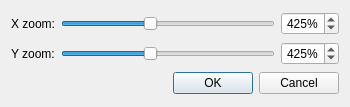
Qt form plugins/any_zoom/zoom_dialog.ui (Kolcha/DigitalClock4) before a commit.
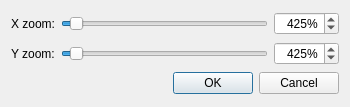
The same form after that commit.

Commit message: changed zoom limits for 'any_zoom' plugin

```diff
--- a/plugins/any_zoom/zoom_dialog.ui
+++ b/plugins/any_zoom/zoom_dialog.ui
@@ -24,10 +24,10 @@
    <item row="0" column="1">
     <widget class="QSlider" name="x_zoom_slider">
      <property name="minimum">
-      <number>25</number>
+      <number>9</number>
      </property>
      <property name="maximum">
-      <number>999</number>
+      <number>9999</number>
      </property>
      <property name="value">
       <number>425</number>
@@ -46,10 +46,10 @@
       <string notr="true">%</string>
      </property>
      <property name="minimum">
-      <number>25</number>
+      <number>9</number>
      </property>
      <property name="maximum">
-      <number>999</number>
+      <number>9999</number>
      </property>
      <property name="value">
       <number>425</number>
@@ -66,10 +66,10 @@
    <item row="1" column="1">
     <widget class="QSlider" name="y_zoom_slider">
      <property name="minimum">
-      <number>25</number>
+      <number>9</number>
      </property>
      <property name="maximum">
-      <number>999</number>
+      <number>9999</number>
      </property>
      <property name="value">
       <number>425</number>
@@ -88,10 +88,10 @@
       <string notr="true">%</string>
      </property>
      <property name="minimum">
-      <number>25</number>
+      <number>9</number>
      </property>
      <property name="maximum">
-      <number>999</number>
+      <number>9999</number>
      </property>
      <property name="value">
       <number>425</number>
```
The commit also changes 1 other file.
